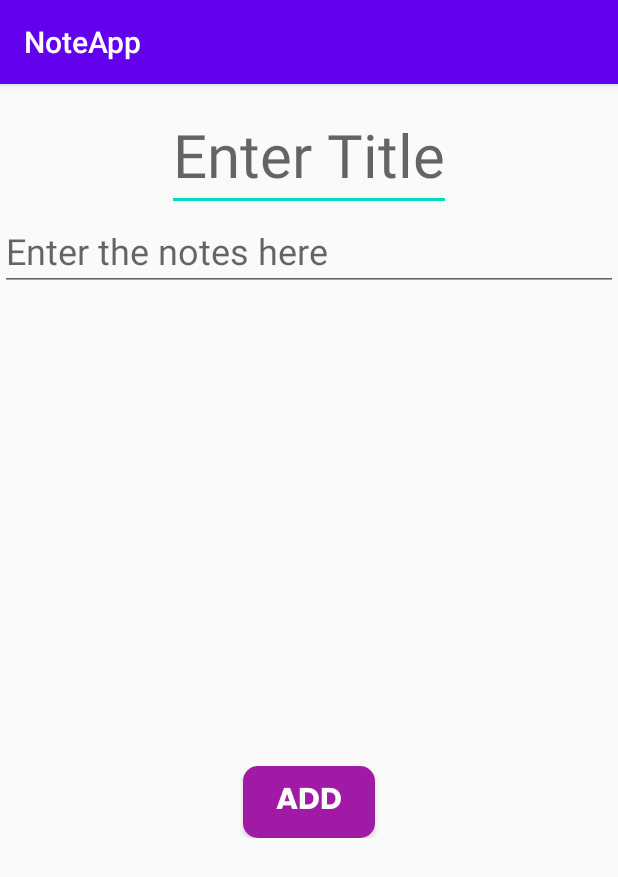
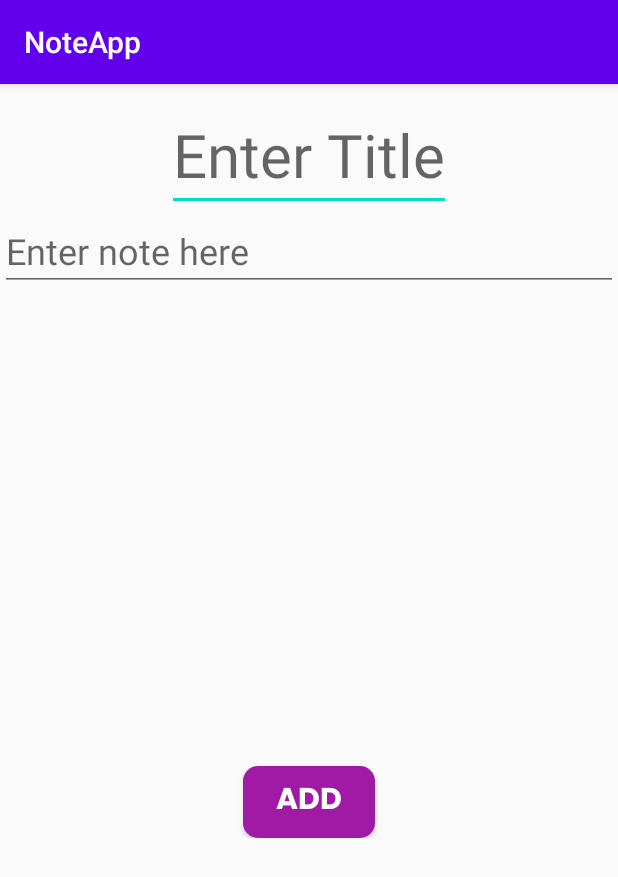
Before and after one commit to Mohammad-Atif/NoteApp, an Android app: the noteadding screen opened directly, with no data from a screen before it, after a tap on "ADD", on a phone screen of 412 x 824 dp. Shown: the top 877 px of the screen. Run offline under Robolectric (Android 15) with nearby library versions, the phone set to English and light mode, and no system bars.

Commit message:
completed v1

```diff
--- a/app/src/main/java/com/example/noteapp/noteadding.kt
+++ b/app/src/main/java/com/example/noteapp/noteadding.kt
@@ -28,7 +28,7 @@ class noteadding : AppCompatActivity() {
             }
             else
             {
-                Toast.makeText(this,"Enter in the both fields",Toast.LENGTH_SHORT).show()
+                Toast.makeText(this,"Enter proper details",Toast.LENGTH_SHORT).show()
             }
         }
     }
--- a/app/src/main/res/layout/activity_noteadding.xml
+++ b/app/src/main/res/layout/activity_noteadding.xml
@@ -37,7 +37,7 @@
                 android:textColor="#000000"
                 android:singleLine="false"
                 android:inputType="textMultiLine"
-                android:hint="@string/enter_the_notes_here"
+                android:hint="@string/enter_note_here"
                 android:textSize="24sp" />
         </LinearLayout>
     </ScrollView>
--- a/app/src/main/res/layout/layout_note_card.xml
+++ b/app/src/main/res/layout/layout_note_card.xml
@@ -24,8 +24,11 @@
             android:layout_width="wrap_content"
             android:layout_height="wrap_content"
             android:layout_gravity="center"
+            android:layout_weight="1"
             android:id="@+id/notetxtview"
             android:paddingTop="10dp"
+            android:paddingLeft="2dp"
+            android:paddingRight="2dp"
             android:textSize="18sp"
             android:text="NoteView"
             />
--- a/app/src/main/res/values/strings.xml
+++ b/app/src/main/res/values/strings.xml
@@ -6,4 +6,5 @@
     <string name="enter_the_notes_here">Enter the notes here</string>
     <string name="done">Done</string>
     <string name="remove">Remove</string>
+    <string name="enter_note_here">Enter note here</string>
 </resources>
```
